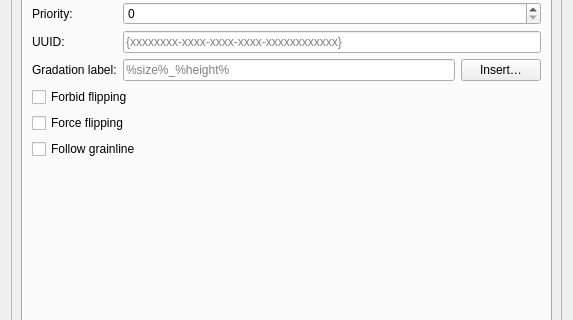
Before: the Qt Designer form src/libs/vtools/dialogs/tools/piece/tabs/tabpaths.ui in dismine/valentina, drawn with Qt 5; both pictures show x 0 to 573 and y 110 to 430 of the 573 by 662 pixel window.
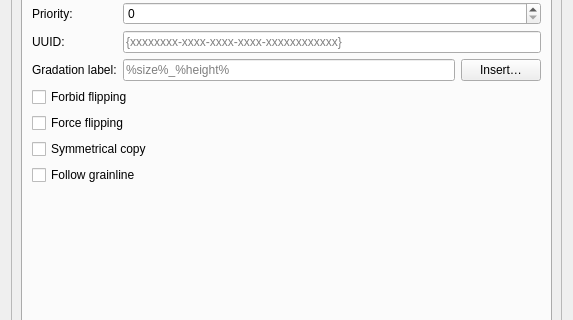
After: the same form once the commit is applied. The open tabs and pages were chosen to show the change. Icons and pictures are not drawn. Custom widgets are drawn as their Qt base class.

Commit message: New option Symmetrical copy.

```diff
--- a/src/libs/vtools/dialogs/tools/piece/tabs/tabpaths.ui
+++ b/src/libs/vtools/dialogs/tools/piece/tabs/tabpaths.ui
@@ -496,6 +496,16 @@
              </property>
             </widget>
            </item>
+           <item>
+            <widget class="QCheckBox" name="checkBoxSymmetricalCopy">
+             <property name="toolTip">
+              <string>When the number of copies is greater than 1 and either 'Force Flipping' or 'Forbid Flipping' is selected, each even-numbered copy of the piece will be flipped vertically. The 'Force Flipping' or 'Forbid Flipping' setting will also toggle for each copy, applying the opposite of the initially selected option for each subsequent copy.</string>
+             </property>
+             <property name="text">
+              <string>Symmetrical copy</string>
+             </property>
+            </widget>
+           </item>
            <item>
             <widget class="QCheckBox" name="checkBoxFollowGrainline">
              <property name="toolTip">
```
The commit also changes 17 other files.
